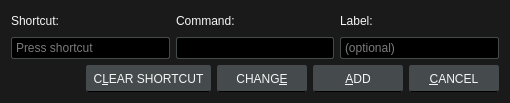
Above: src/ui/keydialog.ui from u8sand/Baka-MPlayer before the change. Below: the same form after it.
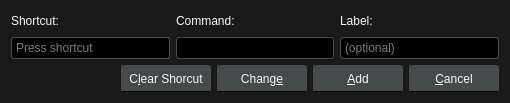
That is the form after the change.

Commit message: Change button text case to Title Case

Diff of the .ui file:
```diff
--- a/src/ui/keydialog.ui
+++ b/src/ui/keydialog.ui
@@ -121,21 +121,21 @@
      <item>
       <widget class="QPushButton" name="clearButton">
        <property name="text">
-        <string>C&amp;LEAR SHORTCUT</string>
+        <string>C&amp;lear Shorcut</string>
        </property>
       </widget>
      </item>
      <item>
       <widget class="QPushButton" name="changeButton">
        <property name="text">
-        <string>CHANG&amp;E</string>
+        <string>Chang&amp;e</string>
        </property>
       </widget>
      </item>
      <item>
       <widget class="QPushButton" name="addButton">
        <property name="text">
-        <string>&amp;ADD</string>
+        <string>&amp;Add</string>
        </property>
       </widget>
      </item>
@@ -148,7 +148,7 @@
         </size>
        </property>
        <property name="text">
-        <string>&amp;CANCEL</string>
+        <string>&amp;Cancel</string>
        </property>
       </widget>
      </item>
```
The commit also changes 6 other files.
